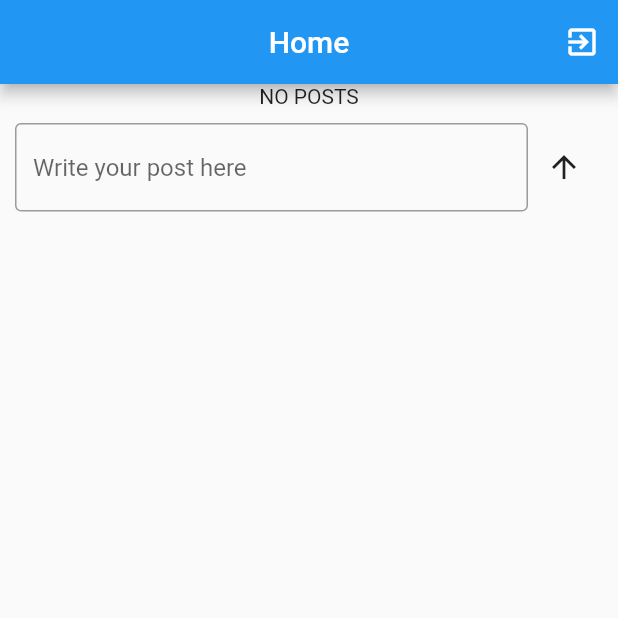
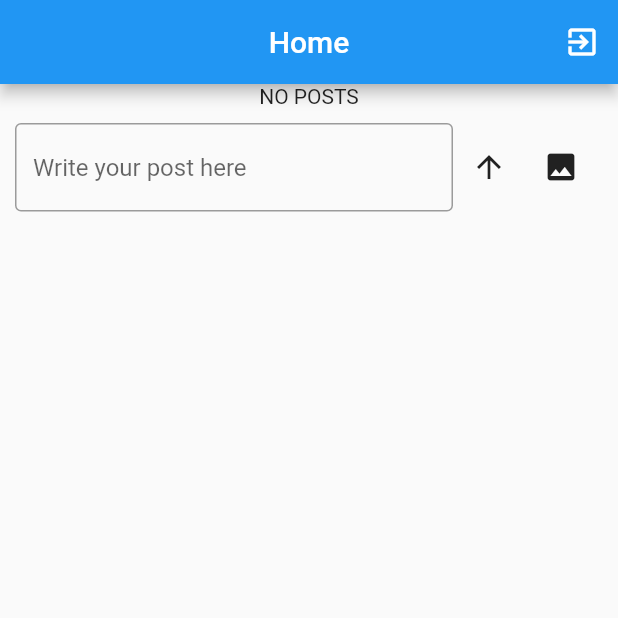
Before and after one commit to meabit1/social-media-app, a Flutter app: the screen it shows once a user with an empty profile is signed in, after a tap on the "arrow upward" icon, on a phone screen of 412 x 824 dp, the top half of it. Run offline on Flutter 3.47's test engine with Material 2 defaults, Android fonts, the phone set to English and light mode, and no system bars; our stand-ins replace cloud_firestore, firebase_auth, firebase_core, firebase_storage, get, image_picker; accounts and stored records are empty.

Commit message:
Image added to posts

```diff
--- a/lib/models/post.dart
+++ b/lib/models/post.dart
@@ -45,6 +45,7 @@ class Post {
       'timestamp': timestamp,
       'likes': likes,
       'comments': comments,
+      'image_url': imageUrl,
     };
   }
 }
--- a/lib/widgets/post_or_comment_text_widget.dart
+++ b/lib/widgets/post_or_comment_text_widget.dart
@@ -18,10 +18,11 @@ class PostOrCommentTextWidget extends StatelessWidget {
   Widget build(BuildContext context) {
     final postsController = Get.find<PostsController>();
     final appController = Get.find<AppController>();
+    String imageUrl = '';
     return Row(
       children: [
         SizedBox(
-          width: Get.width - 70,
+          width: isPost ? Get.width - 120 : Get.width - 70,
           child: TextField(
             controller: _textController,
             decoration: InputDecoration(
@@ -43,8 +44,7 @@ class PostOrCommentTextWidget extends StatelessWidget {
                     timestamp: Timestamp.now(),
                     likes: [],
                     comments: [],
-                    imageUrl:
-                        'https://ling-app.com/wp-content/uploads/2022/11/Hi-In-Spanish-1024x538.jpg'),
+                    imageUrl: imageUrl),
               );
               _textController.clear();
             } else {
@@ -61,6 +61,13 @@ class PostOrCommentTextWidget extends StatelessWidget {
           },
           icon: const Icon(Icons.arrow_upward_sharp),
         ),
+        if (isPost)
+          IconButton(
+            onPressed: () async {
+              imageUrl = await postsController.uploadImage();
+            },
+            icon: const Icon(Icons.image),
+          )
       ],
     );
   }
--- a/pubspec.yaml
+++ b/pubspec.yaml
@@ -12,8 +12,10 @@ dependencies:
   get:
   firebase_core: ^2.15.1
   firebase_auth: ^4.9.0
+  firebase_storage: ^11.2.6
   cloud_firestore: ^4.9.1
   expandable_tree_menu: ^0.1.0-dev.5
+  image_picker: ^1.0.4
 
 dev_dependencies:
   flutter_test:
```
Also changed, not shown: lib/controllers/posts_controller.dart (+21 -1 lines), lib/widgets/post_widget.dart (+6 -4 lines), pubspec.lock, 5 other files.
